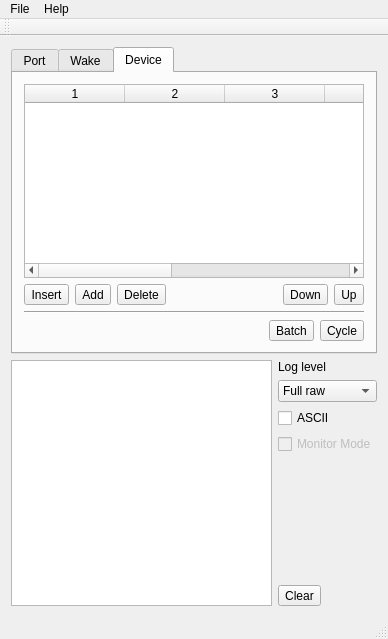
Old version of the form src/mainwindow.ui in the repository ew1abz/qWake.
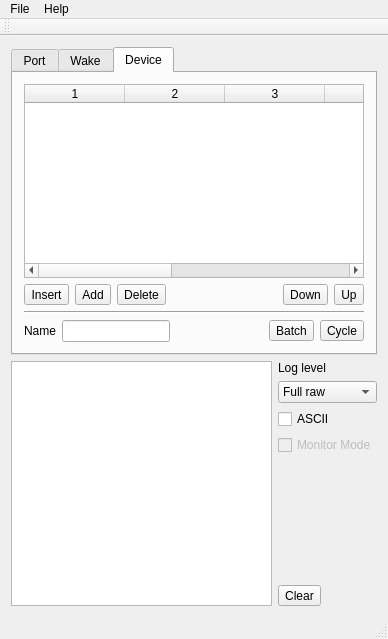
New version of the form. Icons and pictures are not drawn. Custom widgets are drawn as their Qt base class.

What changed in the file:
```diff
--- a/src/mainwindow.ui
+++ b/src/mainwindow.ui
@@ -545,6 +545,16 @@
         </item>
         <item>
          <layout class="QHBoxLayout" name="horizontalLayout_6">
+          <item>
+           <widget class="QLabel" name="label_9">
+            <property name="text">
+             <string>Name</string>
+            </property>
+           </widget>
+          </item>
+          <item>
+           <widget class="QLineEdit" name="lineEditFramesetName"/>
+          </item>
           <item>
            <spacer name="horizontalSpacer_5">
             <property name="orientation">
```
Left out of the diff: 8 changed lines with no effect on the pictures.
